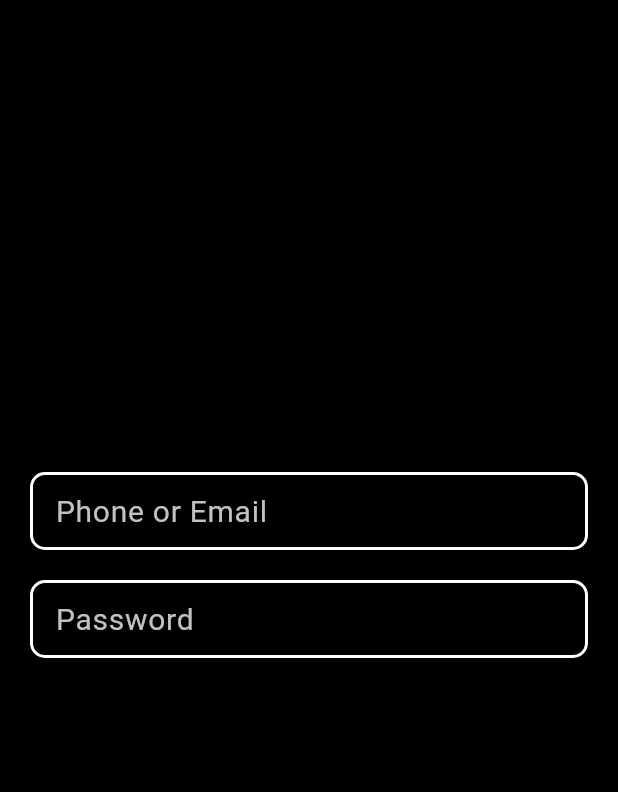
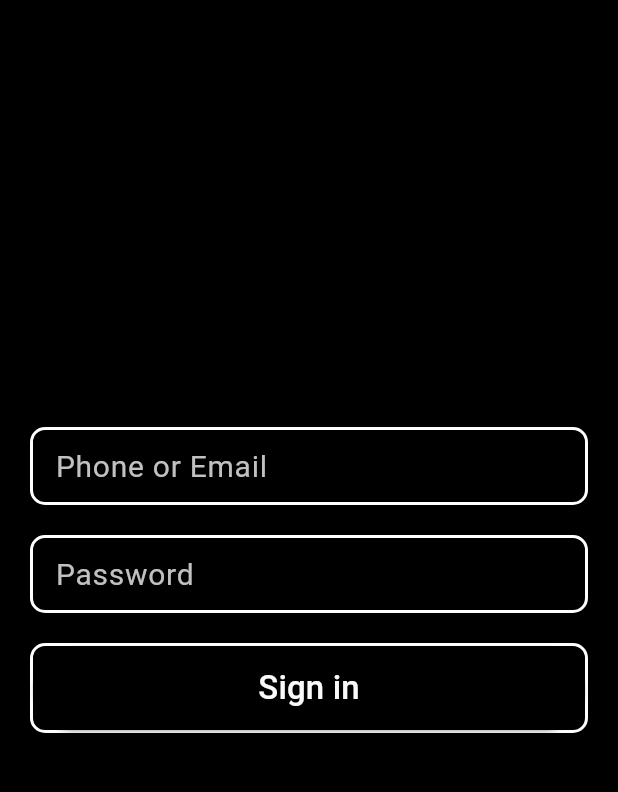
Before and after one commit to zawwinmky/lesson, a Flutter app: the screen it shows after launch, on a phone screen of 412 x 824 dp, the part 80-872 px from its top. Run offline on Flutter 3.47's test engine with Material 3 defaults, Android fonts, the phone set to English and light mode, and no system bars.

Commit message:
added sign in button

```diff
--- a/lib/main.dart
+++ b/lib/main.dart
@@ -74,6 +74,24 @@ class MyApp extends StatelessWidget {
                 ),
               ),
               SizedBox(height: 20,),
+              Container(
+                height: 60,
+                width: double.infinity,
+                decoration: BoxDecoration(
+                  borderRadius: BorderRadius.circular(10),
+                  border: Border.all(
+                    width: 2,
+                    color: Colors.white,
+                  ),
+                ),
+                child: ElevatedButton(
+                  style: ElevatedButton.styleFrom(
+                    backgroundColor: Color.fromRGBO(0, 0, 0, 1.0),
+                  ),
+                  onPressed: (){},
+                  child: Text("Sign in",style: TextStyle(fontSize: 22,color: Color.fromRGBO(250, 250, 250, 1.0)),),
+                ),
+              ),
 
             ],
           ),
```
